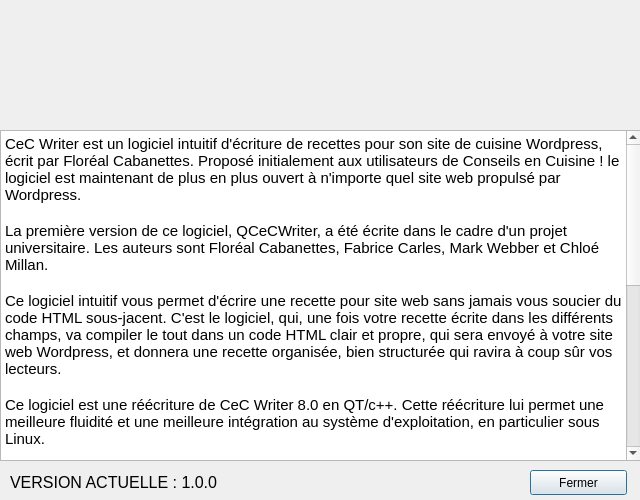
Old version of the form apropos.ui in the repository AlypieFr/qrecipewriter.
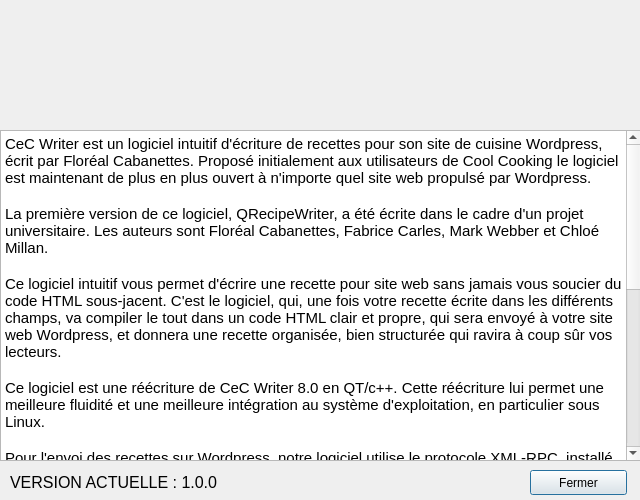
New version of the form. Icons and pictures are not drawn.

Commit message: Change QCeCWriter to QRecipeWriter and Conseils en Cuisine ! to Cool Cooking and copyright to FLo-Art.fr

Patch:
```diff
--- a/apropos.ui
+++ b/apropos.ui
@@ -52,9 +52,9 @@
 &lt;html&gt;&lt;head&gt;&lt;meta name=&quot;qrichtext&quot; content=&quot;1&quot; /&gt;&lt;style type=&quot;text/css&quot;&gt;
 p, li { white-space: pre-wrap; }
 &lt;/style&gt;&lt;/head&gt;&lt;body style=&quot; font-family:'Ubuntu'; font-size:11pt; font-weight:400; font-style:normal;&quot;&gt;
-&lt;p style=&quot; margin-top:0px; margin-bottom:0px; margin-left:0px; margin-right:0px; -qt-block-indent:0; text-indent:0px;&quot;&gt;&lt;span style=&quot; font-family:'Cantarell';&quot;&gt;CeC Writer est un logiciel intuitif d'écriture de recettes pour son site de cuisine Wordpress, écrit par Floréal Cabanettes. Proposé initialement aux utilisateurs de Conseils en Cuisine ! le logiciel est maintenant de plus en plus ouvert à n'importe quel site web propulsé par Wordpress.&lt;/span&gt;&lt;/p&gt;
+&lt;p style=&quot; margin-top:0px; margin-bottom:0px; margin-left:0px; margin-right:0px; -qt-block-indent:0; text-indent:0px;&quot;&gt;&lt;span style=&quot; font-family:'Cantarell';&quot;&gt;CeC Writer est un logiciel intuitif d'écriture de recettes pour son site de cuisine Wordpress, écrit par Floréal Cabanettes. Proposé initialement aux utilisateurs de Cool Cooking le logiciel est maintenant de plus en plus ouvert à n'importe quel site web propulsé par Wordpress.&lt;/span&gt;&lt;/p&gt;
 &lt;p style=&quot;-qt-paragraph-type:empty; margin-top:0px; margin-bottom:0px; margin-left:0px; margin-right:0px; -qt-block-indent:0; text-indent:0px; font-family:'Cantarell';&quot;&gt;&lt;br /&gt;&lt;/p&gt;
-&lt;p style=&quot; margin-top:0px; margin-bottom:0px; margin-left:0px; margin-right:0px; -qt-block-indent:0; text-indent:0px;&quot;&gt;&lt;span style=&quot; font-family:'Cantarell';&quot;&gt;La première version de ce logiciel, QCeCWriter, a été écrite dans le cadre d'un projet universitaire. Les auteurs sont Floréal Cabanettes, Fabrice Carles, Mark Webber et Chloé Millan.&lt;/span&gt;&lt;/p&gt;
+&lt;p style=&quot; margin-top:0px; margin-bottom:0px; margin-left:0px; margin-right:0px; -qt-block-indent:0; text-indent:0px;&quot;&gt;&lt;span style=&quot; font-family:'Cantarell';&quot;&gt;La première version de ce logiciel, QRecipeWriter, a été écrite dans le cadre d'un projet universitaire. Les auteurs sont Floréal Cabanettes, Fabrice Carles, Mark Webber et Chloé Millan.&lt;/span&gt;&lt;/p&gt;
 &lt;p style=&quot;-qt-paragraph-type:empty; margin-top:0px; margin-bottom:0px; margin-left:0px; margin-right:0px; -qt-block-indent:0; text-indent:0px; font-family:'Cantarell';&quot;&gt;&lt;br /&gt;&lt;/p&gt;
 &lt;p style=&quot; margin-top:0px; margin-bottom:0px; margin-left:0px; margin-right:0px; -qt-block-indent:0; text-indent:0px;&quot;&gt;&lt;span style=&quot; font-family:'Cantarell';&quot;&gt;Ce logiciel intuitif vous permet d'écrire une recette pour site web sans jamais vous soucier du code HTML sous-jacent. C'est le logiciel, qui, une fois votre recette écrite dans les différents champs, va compiler le tout dans un code HTML clair et propre, qui sera envoyé à votre site web Wordpress, et donnera une recette organisée, bien structurée qui ravira à coup sûr vos lecteurs.&lt;/span&gt;&lt;/p&gt;
 &lt;p style=&quot;-qt-paragraph-type:empty; margin-top:0px; margin-bottom:0px; margin-left:0px; margin-right:0px; -qt-block-indent:0; text-indent:0px; font-family:'Cantarell';&quot;&gt;&lt;br /&gt;&lt;/p&gt;
@@ -62,9 +62,9 @@
 &lt;p style=&quot;-qt-paragraph-type:empty; margin-top:0px; margin-bottom:0px; margin-left:0px; margin-right:0px; -qt-block-indent:0; text-indent:0px; font-family:'Cantarell';&quot;&gt;&lt;br /&gt;&lt;/p&gt;
 &lt;p style=&quot; margin-top:0px; margin-bottom:0px; margin-left:0px; margin-right:0px; -qt-block-indent:0; text-indent:0px;&quot;&gt;&lt;span style=&quot; font-family:'Cantarell';&quot;&gt;Pour l'envoi des recettes sur Wordpress, notre logiciel utilise le protocole XML-RPC, installé et activé par défaut sur tout site propulsé par une version récente de Wordpress. Pour l'interfaçage avec JAVA, nous utilisons l'excellent outil JWordpress écrit par Can Bican (https://code.google.com/p/wordpress-java/), et modifié par nos soins pour ajouter quelques fonctionnalités supplémentaires. Nous utilisons également la librairie java Redstone XML-RPC (http://xmlrpc.sourceforge.net/), utilisée par JWordpress pour l'utilisation du protocole XML-RPC de Wordpress. JAVA reste utilisé pour l'envoi des recettes, uniquement.&lt;/span&gt;&lt;/p&gt;
 &lt;p style=&quot;-qt-paragraph-type:empty; margin-top:0px; margin-bottom:0px; margin-left:0px; margin-right:0px; -qt-block-indent:0; text-indent:0px; font-family:'Cantarell';&quot;&gt;&lt;br /&gt;&lt;/p&gt;
-&lt;p style=&quot; margin-top:0px; margin-bottom:0px; margin-left:0px; margin-right:0px; -qt-block-indent:0; text-indent:0px;&quot;&gt;&lt;span style=&quot; font-family:'Cantarell';&quot;&gt;Ce logiciel est distibué sous licence Creative Common BY-NC-SA. Vous avez le droit de le modifier (les sources sont fournies), mais vous devez le redistribuer sous une licence au moins autant restrictive. Toute utilisation commericale partielle ou totale du code est interdite. Merci de nous indiquer dans vos sources. Cependant, nous ne sommes en rien responsables des modifications que vous pourriez apporter au code. Le nom et les images, y compris le logo, restent cependant la propriété de Conseils en Cuisine !&lt;/span&gt;&lt;/p&gt;
+&lt;p style=&quot; margin-top:0px; margin-bottom:0px; margin-left:0px; margin-right:0px; -qt-block-indent:0; text-indent:0px;&quot;&gt;&lt;span style=&quot; font-family:'Cantarell';&quot;&gt;Ce logiciel est distibué sous licence Creative Common BY-NC-SA. Vous avez le droit de le modifier (les sources sont fournies), mais vous devez le redistribuer sous une licence au moins autant restrictive. Toute utilisation commericale partielle ou totale du code est interdite. Merci de nous indiquer dans vos sources. Cependant, nous ne sommes en rien responsables des modifications que vous pourriez apporter au code. Le nom et les images, y compris le logo, restent cependant la propriété de Cool Cooking&lt;/span&gt;&lt;/p&gt;
 &lt;p style=&quot;-qt-paragraph-type:empty; margin-top:0px; margin-bottom:0px; margin-left:0px; margin-right:0px; -qt-block-indent:0; text-indent:0px; font-family:'Cantarell';&quot;&gt;&lt;br /&gt;&lt;/p&gt;
-&lt;p style=&quot; margin-top:0px; margin-bottom:0px; margin-left:0px; margin-right:0px; -qt-block-indent:0; text-indent:0px;&quot;&gt;&lt;span style=&quot; font-family:'Cantarell';&quot;&gt;© 2013-2016 Conseils en Cuisine !&lt;/span&gt;&lt;/p&gt;
+&lt;p style=&quot; margin-top:0px; margin-bottom:0px; margin-left:0px; margin-right:0px; -qt-block-indent:0; text-indent:0px;&quot;&gt;&lt;span style=&quot; font-family:'Cantarell';&quot;&gt;© 2013-2016 Flo-Art.fr&lt;/span&gt;&lt;/p&gt;
 &lt;p style=&quot; margin-top:0px; margin-bottom:0px; margin-left:0px; margin-right:0px; -qt-block-indent:0; text-indent:0px;&quot;&gt;&lt;span style=&quot; font-family:'Sans Serif'; font-size:9pt;&quot;&gt;&lt;br /&gt;&lt;br /&gt;&lt;br /&gt;&lt;/span&gt;&lt;/p&gt;
 &lt;p style=&quot;-qt-paragraph-type:empty; margin-top:0px; margin-bottom:0px; margin-left:0px; margin-right:0px; -qt-block-indent:0; text-indent:0px; font-family:'Cantarell';&quot;&gt;&lt;br /&gt;&lt;/p&gt;&lt;/body&gt;&lt;/html&gt;</string>
    </property>
```
Left out of the diff: 2 changed lines with no effect on the pictures. The commit also changes 56 other files.
